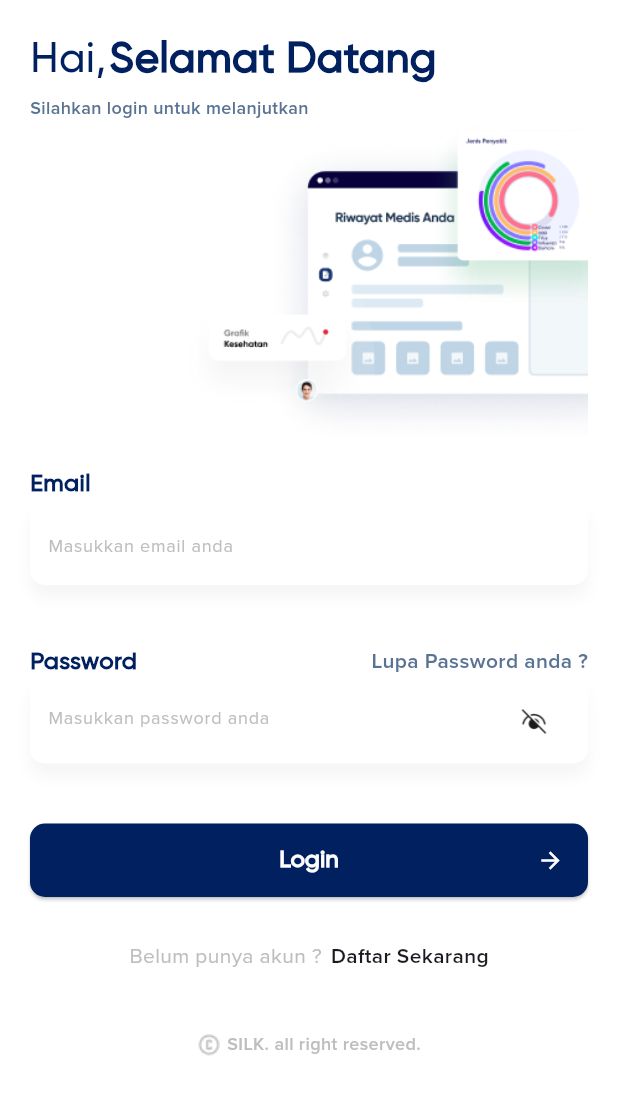
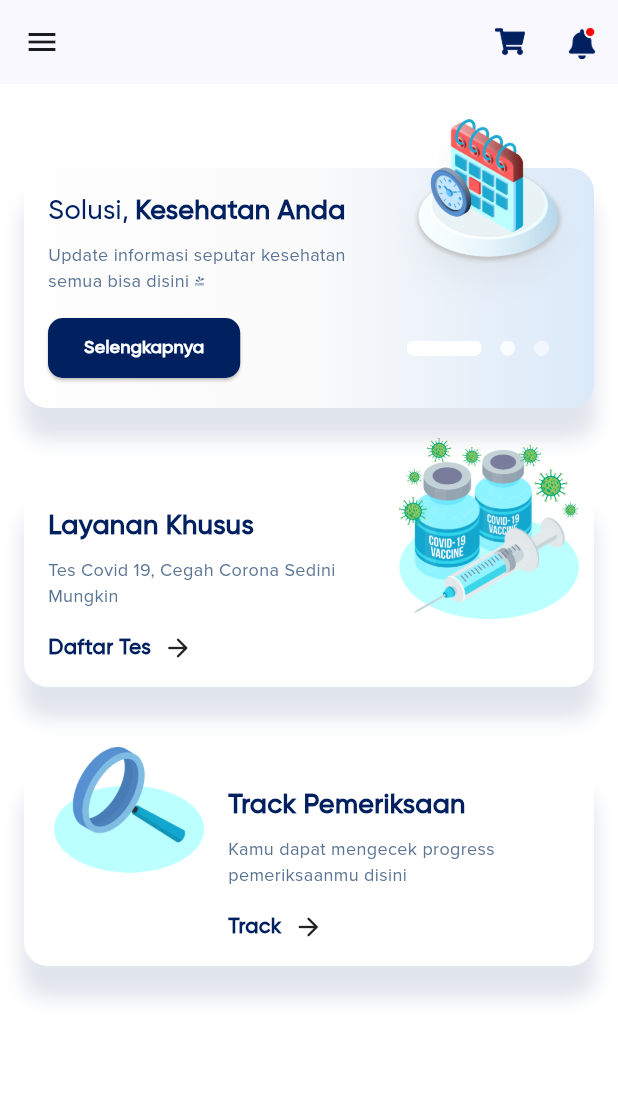
Before and after one commit to rafliandreansyah/flutter_v_test, a Flutter app: the screen it shows after launch, after a tap on "Login", on a phone screen of 412 x 824 dp. Shown: the top 1095 px of the screen. Run offline on Flutter 3.47's test engine with Material 2 defaults, Android fonts, the phone set to English and light mode, and no system bars.

Commit message:
slicing home screen (on progress)

```diff
--- a/lib/main.dart
+++ b/lib/main.dart
@@ -1,4 +1,5 @@
 import 'package:flutter/material.dart';
+import 'package:flutter_v_test/screen/home_screen.dart';
 import 'package:flutter_v_test/screen/login_screen.dart';
 import 'package:flutter_v_test/screen/register_screen.dart';
 import 'package:flutter_v_test/shared/colors.dart';
@@ -41,6 +42,7 @@
       routes: {
         '/': (context) => const LoginScreen(),
         RegisterScreen.route: (context) => const RegisterScreen(),
+        HomeScreen.route: (context) => const HomeScreen(),
       },
     );
   }
--- /dev/null
+++ b/lib/screen/home_screen.dart
@@ -0,0 +1,404 @@
+import 'package:flutter/material.dart';
+import 'package:flutter_v_test/shared/colors.dart';
+import 'package:flutter_v_test/shared/fonts.dart';
+import 'package:flutter_v_test/widget/button_primary.dart';
+
+class HomeScreen extends StatelessWidget {
+  const HomeScreen({super.key});
+  static const route = '/home-screen';
+
+  @override
+  Widget build(BuildContext context) {
+    Widget Card1() {
+      return Stack(
+        children: [
+          Container(
+            margin: const EdgeInsets.only(
+              top: 40,
+            ),
+            decoration: BoxDecoration(
+              color: Colors.white,
+              borderRadius: BorderRadius.circular(
+                16,
+              ),
+              gradient: const LinearGradient(
+                colors: [
+                  Color(0xFFFEFEFE),
+                  Color(0xFFFAFAFA),
+                  Color(0xFFDAE9F9)
+                ],
+                begin: Alignment.centerLeft,
+                end: Alignment.centerRight,
+              ),
+              boxShadow: [
+                BoxShadow(
+                  color: colorPrimary.withAlpha(30),
+                  spreadRadius: 1,
+                  blurRadius: 10,
+                  offset: const Offset(
+                    0,
+                    20,
+                  ),
+                )
+              ],
+            ),
+            child: Row(
+              children: [
+                Expanded(
+                  child: Padding(
+                    padding: const EdgeInsets.all(
+                      16,
+                    ),
+                    child: Column(
+                      crossAxisAlignment: CrossAxisAlignment.start,
+                      children: [
+                        Wrap(
+                          direction: Axis.horizontal,
+                          children: [
+                            Text(
+                              'Solusi,',
+                              style: gilroyMedium.copyWith(
+                                fontSize: 18,
+                              ),
+                            ),
+                            const SizedBox(
+                              width: 4,
+                            ),
+                            Text(
+                              'Kesehatan Anda',
+                              style: gilroyBold.copyWith(
+                                fontSize: 18,
+                              ),
+                              maxLines: 2,
+                              overflow: TextOverflow.ellipsis,
+                            ),
+                          ],
+                        ),
+                        const SizedBox(
+                          height: 8,
+                        ),
+                        Text(
+                          'Update informasi seputar kesehatan semua bisa disini !',
+                          style: proximaRegular.copyWith(
+                            fontSize: 12,
+                            color: colorLightBlue,
+                          ),
+                          maxLines: 2,
+                          overflow: TextOverflow.ellipsis,
+                        ),
+                        const SizedBox(
+                          height: 12,
+                        ),
+                        ElevatedButton(
+                          onPressed: () {},
+                          style: ElevatedButton.styleFrom(
+                            foregroundColor: Colors.white,
+                            backgroundColor: colorPrimary,
+                            shape: RoundedRectangleBorder(
+                              borderRadius: BorderRadius.circular(10),
+                            ),
+                          ),
+                          child: Text(
+                            'Selengkapnya',
+                            style: gilroySemiBold.copyWith(
+                              fontSize: 12,
+                              color: Colors.white,
+                            ),
+                          ),
+                        ),
+                        const SizedBox(
+                          width: 20,
+                        )
+                      ],
+                    ),
+                  ),
+                ),
+                Column(
+                  children: [
+                    Container(
+                      width: 120,
+                    ),
+                    Padding(
+                      padding: const EdgeInsets.only(
+                        top: 80,
+                        right: 30,
+                      ),
+                      child: Image.asset(
+                        'assets/images/img_indicator.png',
+                        height: 10,
+                      ),
+                    ),
+                  ],
+                )
+              ],
+            ),
+          ),
+          Positioned(
+            right: 0,
+            top: 0,
+            child: Image.asset(
+              'assets/images/img_calendar.png',
+              width: 140,
+            ),
+          ),
+        ],
+      );
+    }
+
+    Widget Card2() {
+      return Stack(
+        children: [
+          Container(
+            margin: const EdgeInsets.only(
+              top: 40,
+            ),
+            decoration: BoxDecoration(
+              color: Colors.white,
+              borderRadius: BorderRadius.circular(
+                16,
+              ),
+              boxShadow: [
+                BoxShadow(
+                  color: colorPrimary.withAlpha(30),
+                  spreadRadius: 1,
+                  blurRadius: 10,
+                  offset: const Offset(
+                    0,
+                    20,
+                  ),
+                )
+              ],
+            ),
+            child: Row(
+              children: [
+                Expanded(
+                  child: Padding(
+                    padding: const EdgeInsets.all(
+                      16,
+                    ),
+                    child: Column(
+                      crossAxisAlignment: CrossAxisAlignment.start,
+                      children: [
+                        Text(
+                          'Layanan Khusus',
+                          style: gilroySemiBold.copyWith(
+                            fontSize: 18,
+                          ),
+                          maxLines: 2,
+                          overflow: TextOverflow.ellipsis,
+                        ),
+                        const SizedBox(
+                          height: 8,
+                        ),
+                        Text(
+                          'Tes Covid 19, Cegah Corona Sedini Mungkin',
+                          style: proximaRegular.copyWith(
+                            fontSize: 12,
+                            color: colorLightBlue,
+                          ),
+                          maxLines: 2,
+                          overflow: TextOverflow.ellipsis,
+                        ),
+                        const SizedBox(
+                          height: 16,
+                        ),
+                        GestureDetector(
+                          onTap: () {},
+                          child: Row(
+                            mainAxisAlignment: MainAxisAlignment.start,
+                            children: [
+                              Text(
+                                'Daftar Tes',
+                                style: gilroyBold.copyWith(
+                                  fontSize: 14,
+                                ),
+                              ),
+                              const SizedBox(
+                                width: 8,
+                              ),
+                              const Icon(
+                                Icons.arrow_forward_rounded,
+                                size: 20,
+                              ),
+                            ],
+                          ),
+                        ),
+                        const SizedBox(
+                          width: 20,
+                        )
+                      ],
+                    ),
+                  ),
+                ),
+                Container(
+                  width: 120,
+                ),
+              ],
+            ),
+          ),
+          Positioned(
+            right: 10,
+            top: 10,
+            child: Image.asset(
+              'assets/images/img_drug.png',
+              width: 120,
+            ),
+          ),
+        ],
+      );
+    }
+
+    Widget Card3() {
+      return Stack(
+        children: [
+          Container(
+            margin: const EdgeInsets.only(
+              top: 40,
+            ),
+            decoration: BoxDecoration(
+              color: Colors.white,
+              borderRadius: BorderRadius.circular(
+                16,
+              ),
+              boxShadow: [
+                BoxShadow(
+                  color: colorPrimary.withAlpha(30),
+                  spreadRadius: 1,
+                  blurRadius: 10,
+                  offset: const Offset(
+                    0,
+                    20,
+                  ),
+                )
+              ],
+            ),
+            child: Row(
+              children: [
+                Container(
+                  width: 120,
+                ),
+                Expanded(
+                  child: Padding(
+                    padding: const EdgeInsets.all(
+                      16,
+                    ),
+                    child: Column(
+                      crossAxisAlignment: CrossAxisAlignment.start,
+                      children: [
+                        Text(
+                          'Track Pemeriksaan',
+                          style: gilroySemiBold.copyWith(
+                            fontSize: 18,
+                          ),
+                          maxLines: 2,
+                          overflow: TextOverflow.ellipsis,
+                        ),
+                        const SizedBox(
+                          height: 8,
+                        ),
+                        Text(
+                          'Kamu dapat mengecek progress pemeriksaanmu disini',
+                          style: proximaRegular.copyWith(
+                            fontSize: 12,
+                            color: colorLightBlue,
+                          ),
+                          maxLines: 2,
+                          overflow: TextOverflow.ellipsis,
+                        ),
+                        const SizedBox(
+                          height: 16,
+                        ),
+                        GestureDetector(
+                          onTap: () {},
+                          child: Row(
+                            mainAxisAlignment: MainAxisAlignment.start,
+                            children: [
+                              Text(
+                                'Track',
+                                style: gilroyBold.copyWith(
+                                  fontSize: 14,
+                                ),
+                              ),
+                              const SizedBox(
+                                width: 8,
+                              ),
+                              const Icon(
+                                Icons.arrow_forward_rounded,
+                                size: 20,
+                              ),
+                            ],
+                          ),
+                        ),
+                        const SizedBox(
+                          width: 20,
+                        )
+                      ],
+                    ),
+                  ),
+                ),
+              ],
+            ),
+          ),
+          Positioned(
+            left: 20,
+            top: 30,
+            child: Image.asset(
+              'assets/images/img_search.png',
+              width: 100,
+            ),
+          ),
+        ],
+      );
+    }
+
+    return Scaffold(
+      appBar: AppBar(
+        leading: IconButton(
+          onPressed: () {},
+          icon: const Icon(
+            Icons.menu,
+          ),
+        ),
+        actions: [
+          IconButton(
+            icon: Image.asset(
+              'assets/icons/ic_cart.png',
+              width: 20,
+            ),
+            onPressed: () {},
+          ),
+          IconButton(
+            icon: Image.asset(
+              'assets/icons/ic_new_notification.png',
+              width: 20,
+            ),
+            onPressed: () {},
+          ),
+        ],
+      ),
+      body: SingleChildScrollView(
+        child: Padding(
+          padding: const EdgeInsets.all(
+            16,
+          ),
+          child: Column(
+            children: [
+              Card1(),
+              const SizedBox(
+                height: 10,
+              ),
+              Card2(),
+              const SizedBox(
+                height: 10,
+              ),
+              Card3(),
+              const SizedBox(
+                height: 40,
+              ),
+            ],
+          ),
+        ),
+      ),
+    );
+  }
+}
--- a/lib/screen/login_screen.dart
+++ b/lib/screen/login_screen.dart
@@ -1,4 +1,5 @@
 import 'package:flutter/material.dart';
+import 'package:flutter_v_test/screen/home_screen.dart';
 import 'package:flutter_v_test/screen/register_screen.dart';
 import 'package:flutter_v_test/shared/colors.dart';
 import 'package:flutter_v_test/widget/text_copy_right.dart';
@@ -54,9 +55,13 @@ class _LoginScreenState extends State<LoginScreen> {
                 const SizedBox(
                   height: 40,
                 ),
-                PrimaryButton(
+                ButtonPrimary(
                   label: 'Login',
-                  onPressed: () {},
+                  onPressed: () {
+                    Navigator.of(context).pushNamed(
+                      HomeScreen.route,
+                    );
+                  },
                   iconEnd: Icons.arrow_forward,
                 ),
                 const SizedBox(
--- a/lib/screen/register_screen.dart
+++ b/lib/screen/register_screen.dart
@@ -105,7 +105,7 @@ class _RegisterScreenState extends State<RegisterScreen> {
                 const SizedBox(
                   height: 40,
                 ),
-                PrimaryButton(
+                ButtonPrimary(
                   label: 'Register',
                   onPressed: () {},
                   iconEnd: Icons.arrow_forward,
--- a/lib/widget/button_primary.dart
+++ b/lib/widget/button_primary.dart
@@ -3,12 +3,12 @@ import 'package:flutter/material.dart';
 import '../shared/colors.dart';
 import '../shared/fonts.dart';
 
-class PrimaryButton extends StatelessWidget {
+class ButtonPrimary extends StatelessWidget {
   IconData? iconStart;
   IconData? iconEnd;
   String label;
   Function() onPressed;
-  PrimaryButton({
+  ButtonPrimary({
     super.key,
     this.iconStart,
     this.iconEnd,
```
Also changed, not shown: assets/icons/ic_cart.png (added), assets/icons/ic_new_notification.png (added), assets/images/img_calendar.png (added), assets/images/img_drug.png (added), assets/images/img_indicator.png (added), assets/images/img_search.png (added).
